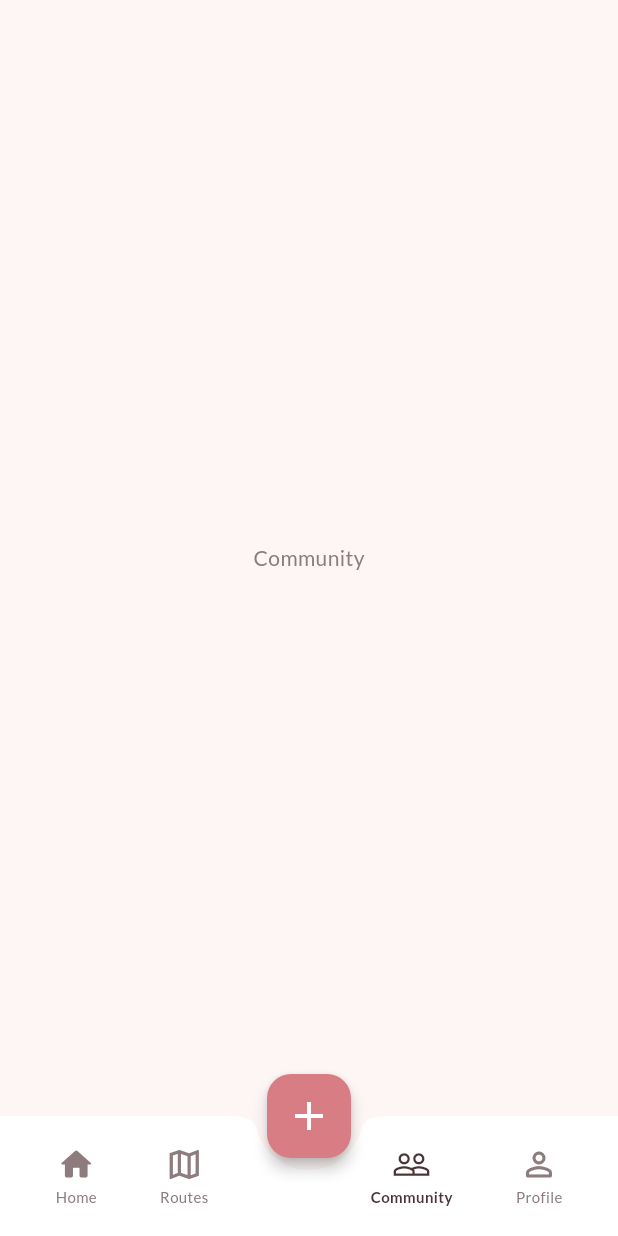
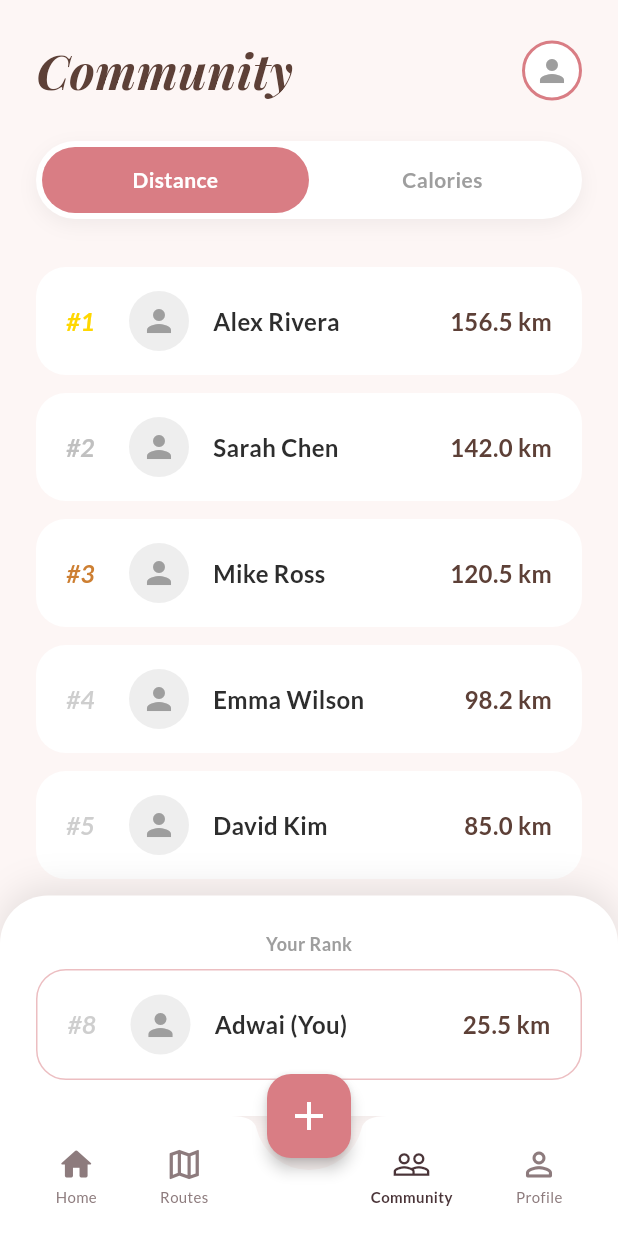
Before and after one commit to jithin-rajesh/Cycling-App, a Flutter app: the screen it shows once a user with an empty profile is signed in, item 3 of the bottom bar chosen, on a phone screen of 412 x 824 dp. Run offline on Flutter 3.47's test engine with Material 3 defaults, Android fonts, the phone set to English and light mode, and no system bars; our stand-ins replace cloud_firestore, firebase_auth, firebase_core, geolocator, google_fonts, google_maps_flutter and 2 more; missing offline and left inert: flutter_polyline_points; accounts and stored records are empty.

Commit message:
community and activity tracker

```diff
--- /dev/null
+++ b/lib/models/activity_model.dart
@@ -0,0 +1,58 @@
+
+import 'package:cloud_firestore/cloud_firestore.dart';
+import 'package:google_maps_flutter/google_maps_flutter.dart';
+
+class ActivityModel {
+  final String id;
+  final String userId;
+  final String type; // 'Cycling', 'Running', etc.
+  final DateTime startTime;
+  final DateTime endTime;
+  final double distance; // in km
+  final Duration duration;
+  final double calories;
+  final List<LatLng> polyline;
+
+  ActivityModel({
+    required this.id,
+    required this.userId,
+    required this.type,
+    required this.startTime,
+    required this.endTime,
+    required this.distance,
+    required this.duration,
+    required this.calories,
+    required this.polyline,
+  });
+
+  Map<String, dynamic> toMap() {
+    return {
+      'id': id,
+      'userId': userId,
+      'type': type,
+      'startTime': Timestamp.fromDate(startTime),
+      'endTime': Timestamp.fromDate(endTime),
+      'distance': distance,
+      'duration': duration.inSeconds, // Store as seconds
+      'calories': calories,
+      'polyline': polyline.map((p) => {'lat': p.latitude, 'lng': p.longitude}).toList(),
+    };
+  }
+
+  factory ActivityModel.fromMap(Map<String, dynamic> map, String docId) {
+    return ActivityModel(
+      id: docId,
+      userId: map['userId'] ?? '',
+      type: map['type'] ?? 'Unknown',
+      startTime: (map['startTime'] as Timestamp).toDate(),
+      endTime: (map['endTime'] as Timestamp).toDate(),
+      distance: (map['distance'] as num).toDouble(),
+      duration: Duration(seconds: map['duration'] as int),
+      calories: (map['calories'] as num).toDouble(),
+      polyline: (map['polyline'] as List<dynamic>?)
+              ?.map((p) => LatLng(p['lat'], p['lng']))
+              .toList() ??
+          [],
+    );
+  }
+}
--- /dev/null
+++ b/lib/screens/community_screen.dart
@@ -0,0 +1,249 @@
+
+import 'package:flutter/material.dart';
+import '../theme/app_theme.dart';
+import '../services/activity_service.dart';
+
+class CommunityScreen extends StatefulWidget {
+  const CommunityScreen({super.key});
+
+  @override
+  State<CommunityScreen> createState() => _CommunityScreenState();
+}
+
+class _CommunityScreenState extends State<CommunityScreen> {
+  String _selectedMetric = 'distance'; // 'distance' or 'calories'
+  List<Map<String, dynamic>> _leaderboard = [];
+  bool _isLoading = true;
+
+  @override
+  void initState() {
+    super.initState();
+    _loadLeaderboard();
+  }
+
+  Future<void> _loadLeaderboard() async {
+    setState(() {
+      _isLoading = true;
+    });
+
+    final data = await ActivityService().getLeaderboard(_selectedMetric);
+
+    if (mounted) {
+      setState(() {
+        _leaderboard = data;
+        _isLoading = false;
+      });
+    }
+  }
+
+  void _onMetricChanged(String metric) {
+    if (_selectedMetric != metric) {
+      setState(() {
+        _selectedMetric = metric;
+      });
+      _loadLeaderboard();
+    }
+  }
+
+  @override
+  Widget build(BuildContext context) {
+    final myRankValues = _leaderboard.where((u) => u['isMe'] == true);
+    final myData = myRankValues.isNotEmpty ? myRankValues.first : null;
+    final myRankIndex = _leaderboard.indexWhere((u) => u['isMe'] == true);
+
+    return Scaffold(
+      backgroundColor: CruizrTheme.background,
+      body: SafeArea(
+        child: Column(
+          children: [
+            // Header
+            Padding(
+              padding: const EdgeInsets.all(24.0),
+              child: Row(
+                mainAxisAlignment: MainAxisAlignment.spaceBetween,
+                children: [
+                   const Text(
+                    'Community',
+                    style: TextStyle(
+                      fontFamily: 'Playfair Display',
+                      fontSize: 32,
+                      fontWeight: FontWeight.bold,
+                      color: Color(0xFF5D4037),
+                      fontStyle: FontStyle.italic,
+                    ),
+                  ),
+                  Container(
+                    width: 40,
+                    height: 40,
+                    decoration: BoxDecoration(
+                      color: Colors.white,
+                      shape: BoxShape.circle,
+                      border: Border.all(color: CruizrTheme.accentPink, width: 2),
+                    ),
+                    child: const Icon(Icons.person, color: Colors.grey),
+                  ),
+                ],
+              ),
+            ),
+
+            // Toggle Stats
+            Container(
+              margin: const EdgeInsets.symmetric(horizontal: 24),
+              padding: const EdgeInsets.all(4),
+              decoration: BoxDecoration(
+                color: Colors.white,
+                borderRadius: BorderRadius.circular(30),
+                boxShadow: [
+                  BoxShadow(color: Colors.black.withOpacity(0.05), blurRadius: 10, offset: const Offset(0, 4)),
+                ],
+              ),
+              child: Row(
+                children: [
+                  _buildToggleItem('Distance', 'distance'),
+                  _buildToggleItem('Calories', 'calories'),
+                ],
+              ),
+            ),
+            const SizedBox(height: 24),
+
+            // Leaderboard List
+            Expanded(
+              child: _isLoading
+                  ? const Center(child: CircularProgressIndicator())
+                  : ListView.separated(
+                      padding: const EdgeInsets.symmetric(horizontal: 24, vertical: 8),
+                      itemCount: _leaderboard.length,
+                      separatorBuilder: (_, __) => const SizedBox(height: 12),
+                      itemBuilder: (context, index) {
+                        final user = _leaderboard[index];
+                        final isMe = user['isMe'] == true;
+                        return _buildUserRow(index + 1, user, isMe: isMe);
+                      },
+                    ),
+            ),
+
+            // "Your Rank" Sticky Bar (if you are in the list)
+            if (!_isLoading && myData != null)
+              Container(
+                padding: const EdgeInsets.all(24),
+                decoration: BoxDecoration(
+                  color: Colors.white,
+                  boxShadow: [
+                    BoxShadow(color: Colors.black.withOpacity(0.1), blurRadius: 20, offset: const Offset(0, -5)),
+                  ],
+                  borderRadius: const BorderRadius.vertical(top: Radius.circular(32)),
+                ),
+                child: Column(
+                  children: [
+                    const Text(
+                      "Your Rank",
+                      style: TextStyle(fontSize: 12, color: Colors.grey, fontWeight: FontWeight.bold),
+                    ),
+                    const SizedBox(height: 8),
+                    _buildUserRow(myRankIndex + 1, myData, isMe: true, isSticky: true),
+                  ],
+                ),
+              ),
+          ],
+        ),
+      ),
+    );
+  }
+
+  Widget _buildToggleItem(String label, String value) {
+    final isSelected = _selectedMetric == value;
+    return Expanded(
+      child: GestureDetector(
+        onTap: () => _onMetricChanged(value),
+        child: Container(
+          padding: const EdgeInsets.symmetric(vertical: 12),
+          decoration: BoxDecoration(
+            color: isSelected ? CruizrTheme.accentPink : Colors.transparent,
+            borderRadius: BorderRadius.circular(24),
+          ),
+          child: Text(
+            label,
+            textAlign: TextAlign.center,
+            style: TextStyle(
+              fontWeight: FontWeight.bold,
+              color: isSelected ? Colors.white : Colors.grey,
+            ),
+          ),
+        ),
+      ),
+    );
+  }
+
+  Widget _buildUserRow(int rank, Map<String, dynamic> user, {bool isMe = false, bool isSticky = false}) {
+    Color rankColor;
+    if (rank == 1) rankColor = const Color(0xFFFFD700); // Gold
+    else if (rank == 2) rankColor = const Color(0xFFC0C0C0); // Silver
+    else if (rank == 3) rankColor = const Color(0xFFCD7F32); // Bronze
+    else rankColor = Colors.grey.withOpacity(0.5);
+
+    final valueDisplay = _selectedMetric == 'distance'
+        ? '${user['distance'].toStringAsFixed(1)} km'
+        : '${user['calories'].toStringAsFixed(0)} cal';
+
+    return Container(
+      padding: const EdgeInsets.symmetric(vertical: 16, horizontal: 20),
+      decoration: BoxDecoration(
+        color: isMe && !isSticky ? CruizrTheme.accentPink.withOpacity(0.1) : (isSticky ? Colors.white : Colors.white),
+        borderRadius: BorderRadius.circular(20),
+        border: isMe ? Border.all(color: CruizrTheme.accentPink.withOpacity(0.5)) : null,
+      ),
+      child: Row(
+        children: [
+          // Rank
+          SizedBox(
+            width: 30,
+            child: Text(
+              '#$rank',
+              style: TextStyle(
+                fontWeight: FontWeight.bold,
+                fontSize: 16,
+                color: rankColor,
+                fontStyle: FontStyle.italic,
+              ),
+            ),
+          ),
+          const SizedBox(width: 12),
+
+          // Avatar
+          Container(
+            width: 40,
+            height: 40,
+            decoration: BoxDecoration(
+              color: Colors.grey[200],
+              shape: BoxShape.circle,
+            ),
+            child: const Icon(Icons.person, color: Colors.grey),
+          ),
+          const SizedBox(width: 16),
+
+          // Name
+          Expanded(
+            child: Text(
+              user['name'],
+              style: TextStyle(
+                fontWeight: isMe ? FontWeight.bold : FontWeight.w600,
+                fontSize: 16,
+                color: const Color(0xFF2D2D2D),
+              ),
+            ),
+          ),
+
+          // Value
+          Text(
+            valueDisplay,
+            style: const TextStyle(
+              fontWeight: FontWeight.bold,
+              fontSize: 16,
+              color: Color(0xFF5D4037),
+            ),
+          ),
+        ],
+      ),
+    );
+  }
+}
--- a/lib/screens/main_navigation_screen.dart
+++ b/lib/screens/main_navigation_screen.dart
@@ -6,6 +6,8 @@ import 'package:firebase_auth/firebase_auth.dart';
 
 import 'routes_screen.dart';
 import 'start_activity_screen.dart';
+
+import 'community_screen.dart';
 
 class MainNavigationScreen extends StatefulWidget {
   const MainNavigationScreen({super.key});
@@ -21,7 +23,7 @@ class _MainNavigationScreenState extends State<MainNavigationScreen> {
     const HomeScreen(),
     const RoutesScreen(),
     const Scaffold(body: Center(child: Text('Start'))), // Floating button placeholder
-    const Scaffold(body: Center(child: Text('Community'))),
+    const CommunityScreen(),
     const ProfileScreen(),
   ];
 
--- /dev/null
+++ b/lib/services/activity_service.dart
@@ -0,0 +1,135 @@
+
+import 'package:cloud_firestore/cloud_firestore.dart';
+import 'package:firebase_auth/firebase_auth.dart';
+import 'package:permission_handler/permission_handler.dart';
+import '../models/activity_model.dart';
+import 'package:intl/intl.dart';
+
+class ActivityService {
+  final FirebaseFirestore _firestore = FirebaseFirestore.instance;
+  final FirebaseAuth _auth = FirebaseAuth.instance;
+
+  Future<bool> requestPermissions() async {
+    // Request activity recognition permission
+    // For Android 10+ (API 29+), this is required for step counting/activity recognition
+    final activityStatus = await Permission.activityRecognition.request();
+
+    // Request location permission
+    final locationStatus = await Permission.location.request();
+
+    return activityStatus.isGranted && locationStatus.isGranted;
+  }
+
+  Future<void> saveActivity(ActivityModel activity) async {
+    final user = _auth.currentUser;
+    if (user == null) return;
+
+    await _firestore
+        .collection('users')
+        .doc(user.uid)
+        .collection('activities')
+        .add(activity.toMap());
+
+    // Update user's aggregate stats if needed (optional)
+  }
+
+  // Get weekly stats
+  Future<Map<String, dynamic>> getWeeklyStats() async {
+    final user = _auth.currentUser;
+    if (user == null) {
+      return {'count': 0, 'time': Duration.zero, 'calories': 0.0};
+    }
+
+    final now = DateTime.now();
+    // Start of the week (Monday)
+    final startOfWeek = now.subtract(Duration(days: now.weekday - 1));
+    final startOfDay = DateTime(startOfWeek.year, startOfWeek.month, startOfWeek.day);
+
+    final querySnapshot = await _firestore
+        .collection('users')
+        .doc(user.uid)
+        .collection('activities')
+        .where('startTime', isGreaterThanOrEqualTo: Timestamp.fromDate(startOfDay))
+        .get();
+
+    int count = 0;
+    Duration totalTime = Duration.zero;
+    double totalCalories = 0.0;
+
+    for (var doc in querySnapshot.docs) {
+      final data = doc.data();
+      count++;
+      totalTime += Duration(seconds: data['duration'] as int);
+      totalCalories += (data['calories'] as num).toDouble();
+    }
+
+    return {
+      'count': count,
+      'time': totalTime,
+      'calories': totalCalories,
+    };
+  }
+
+  // Get recent activities associated with the user
+  Future<List<ActivityModel>> getRecentActivities({int limit = 3}) async {
+    final user = _auth.currentUser;
+    if (user == null) return [];
+
+    final querySnapshot = await _firestore
+        .collection('users')
+        .doc(user.uid)
+        .collection('activities')
+        .orderBy('startTime', descending: true)
+        .limit(limit)
+        .get();
+
+    return querySnapshot.docs
+        .map((doc) => ActivityModel.fromMap(doc.data(), doc.id))
+        .toList();
+  }
+  // Get Leaderboard Data (Mock for now)
+  Future<List<Map<String, dynamic>>> getLeaderboard(String metric) async {
+    // metrics: 'distance' or 'calories'
+    await Future.delayed(const Duration(milliseconds: 800)); // Simulate network delay
+
+    // Extended mock data
+    final List<Map<String, dynamic>> mockUsers = [
+      {'name': 'Alex Rivera', 'distance': 156.5, 'calories': 4500.0, 'avatar': null},
+      {'name': 'Sarah Chen', 'distance': 142.0, 'calories': 3800.0, 'avatar': null},
+      {'name': 'Mike Ross', 'distance': 120.5, 'calories': 4100.0, 'avatar': null},
+      {'name': 'Emma Wilson', 'distance': 98.2, 'calories': 2900.0, 'avatar': null},
+      {'name': 'David Kim', 'distance': 85.0, 'calories': 2500.0, 'avatar': null},
+      {'name': 'Lisa Park', 'distance': 72.5, 'calories': 2100.0, 'avatar': null},
+      {'name': 'Tom Holland', 'distance': 60.0, 'calories': 3000.0, 'avatar': null},
+      {'name': 'Adwai (You)', 'distance': 0.0, 'calories': 0.0, 'avatar': null, 'isMe': true},
+    ];
+
+    // Try to get real stats for "You"
+    final realStats = await getWeeklyStats();
+    final myIndex = mockUsers.indexWhere((u) => u['isMe'] == true);
+    if (myIndex != -1) {
+       mockUsers[myIndex]['distance'] = 25.5 + ((realStats['count'] as int) * 5); // Add dummy base
+       // Use real stats if they exist, roughly converted or just use the mock logic + real addition
+       // For a proper leaderboard, we'd normally just read the real aggregate.
+       // Here we'll just overlay the real weekly stats if they are non-zero
+       if ((realStats['calories'] as double) > 0) {
+          mockUsers[myIndex]['calories'] = realStats['calories'];
+       } else {
+         mockUsers[myIndex]['calories'] = 1250.0; // Fallback mock
+       }
+
+       // Rough distance estimate from time if distance isn't tracked in getWeeklyStats (which it isn't currently, only time/cals)
+       // We should ideally update getWeeklyStats to return distance too.
+       // For now, let's just leave the mock base + some random factor
+    }
+
+    // Sort
+    if (metric == 'distance') {
+      mockUsers.sort((a, b) => (b['distance'] as double).compareTo(a['distance'] as double));
+    } else {
+      mockUsers.sort((a, b) => (b['calories'] as double).compareTo(a['calories'] as double));
+    }
+
+    return mockUsers;
+  }
+}
--- a/pubspec.yaml
+++ b/pubspec.yaml
@@ -32,6 +32,7 @@ dependencies:
   geolocator: ^10.0.0
   flutter_polyline_points: ^2.1.0
   http: ^1.2.0
+  permission_handler: ^12.0.1
 
 dev_dependencies:
   flutter_test:
```
Also changed, not shown: lib/screens/home_screen.dart (+95 -10 lines), lib/screens/just_move_screen.dart (+32 -5 lines), pubspec.lock, 3 other files.
